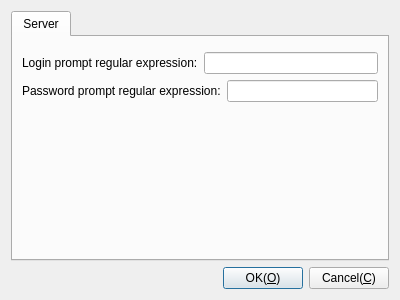
Before: the Qt Designer form Plugins/Telnet/DlgSettingsTelnet.ui in KangLin/RabbitRemoteControl, drawn with Qt 5.
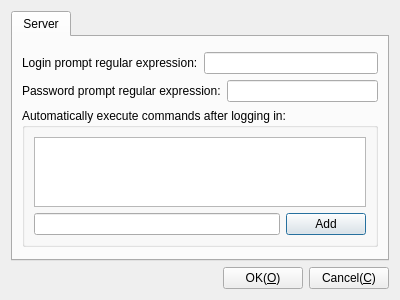
After: the same form once the commit is applied. Custom widgets are drawn as their Qt base class.

Commit message: Terminal: add automatically execute commands after logging in

The edit to the form file:
```diff
--- a/Plugins/Telnet/DlgSettingsTelnet.ui
+++ b/Plugins/Telnet/DlgSettingsTelnet.ui
@@ -53,6 +53,36 @@
         </layout>
        </item>
        <item row="3" column="0">
+        <widget class="QGroupBox" name="groupBox">
+         <property name="title">
+          <string>Automatically execute commands after logging in:</string>
+         </property>
+         <layout class="QGridLayout" name="gridLayout_3">
+          <item row="0" column="0">
+           <widget class="QListWidget" name="lvCommands">
+            <property name="editTriggers">
+             <set>QAbstractItemView::EditTrigger::AllEditTriggers</set>
+            </property>
+           </widget>
+          </item>
+          <item row="1" column="0">
+           <layout class="QHBoxLayout" name="horizontalLayout_4">
+            <item>
+             <widget class="QLineEdit" name="leCommand"/>
+            </item>
+            <item>
+             <widget class="QPushButton" name="pbAddCommand">
+              <property name="text">
+               <string>Add</string>
+              </property>
+             </widget>
+            </item>
+           </layout>
+          </item>
+         </layout>
+        </widget>
+       </item>
+       <item row="4" column="0">
         <spacer name="verticalSpacer">
          <property name="orientation">
           <enum>Qt::Orientation::Vertical</enum>
```
The commit also changes 14 other files.
